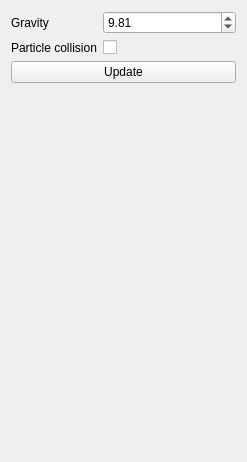
Above: forms/widgetfluid.ui from Midnaaaaaa/physics-simulation before the change. Below: the same form after it.
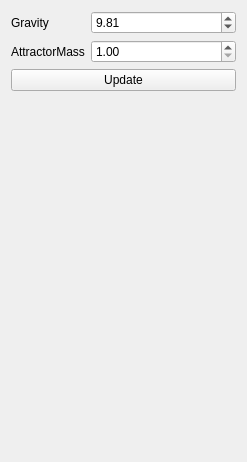
That is the form after the change.

Commit message: Scene fountain done + added attractor mass in fluid scene

What changed in the file:
```diff
--- a/forms/widgetfluid.ui
+++ b/forms/widgetfluid.ui
@@ -44,14 +44,17 @@
    <item row="1" column="0">
     <widget class="QLabel" name="label_2">
      <property name="text">
-      <string>Particle collision</string>
+      <string>AttractorMass</string>
      </property>
     </widget>
    </item>
    <item row="1" column="1">
-    <widget class="QCheckBox" name="particleCollision">
-     <property name="text">
-      <string/>
+    <widget class="QDoubleSpinBox" name="attractorMass">
+     <property name="minimum">
+      <double>1.000000000000000</double>
+     </property>
+     <property name="maximum">
+      <double>1000.000000000000000</double>
      </property>
     </widget>
    </item>
```
The commit also changes 11 other files.
